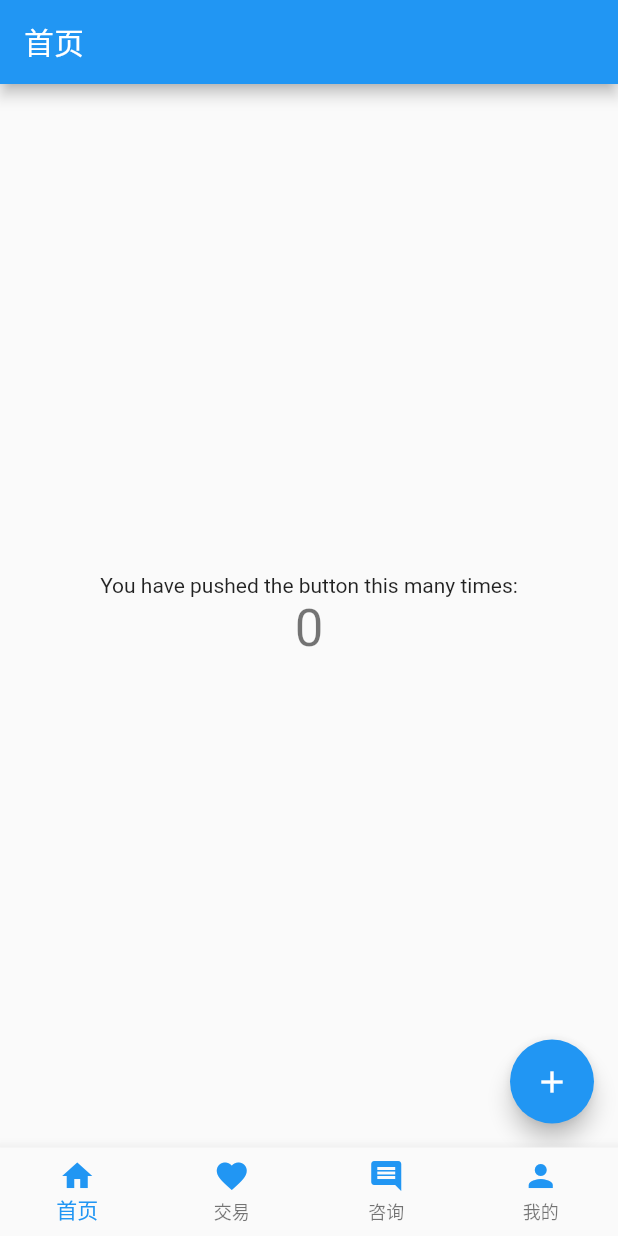
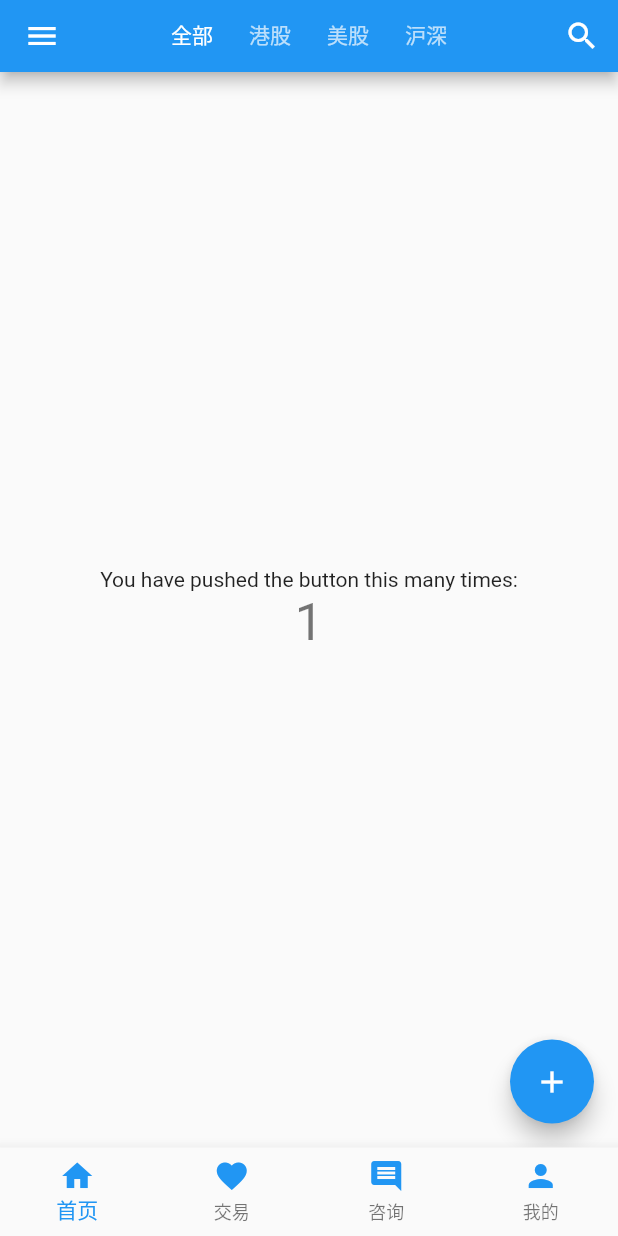
Before and after one commit to tianshaojie/flutter_practice, a Flutter app: the screen it shows after launch, on a phone screen of 412 x 824 dp. Run offline on Flutter 3.47's test engine with Material 2 defaults, Android fonts, the phone set to English and light mode, and no system bars.

Commit message:
home screen

```diff
--- a/lib/main/pages/main_home_screen.dart
+++ b/lib/main/pages/main_home_screen.dart
@@ -7,23 +7,37 @@ class HomeScreen extends StatefulWidget {
 
 class _HomeScreenState extends State<HomeScreen>
     with AutomaticKeepAliveClientMixin {
+
   @override
-  // TODO: implement wantKeepAlive
   bool get wantKeepAlive => true;
-
-  int _counter = 0;
-
-  void _incrementCounter() {
-    setState(() {
-      _counter++;
-    });
-  }
 
   @override
   Widget build(BuildContext context) {
-    return Scaffold(
-      appBar: AppBar(
-        title: Text('首页'),
+    return new DefaultTabController(
+        length: _allTabss.length,
+        child: new Scaffold(
+          appBar: PreferredSize(
+              child: new AppBar(
+                leading: new IconButton(
+                    icon: new Icon(
+                      Icons.menu,
+                      color: Colors.white,
+                    ),
+                    tooltip: 'Navigation Menu',
+                    onPressed: null),
+                centerTitle: true,
+                title: new TabLayout(),
+                actions: <Widget>[
+                  new IconButton(
+                      icon: new Icon(
+                        Icons.search,
+                        color: Colors.white,
+                      ),
+                      tooltip: 'Search',
+                      onPressed: null)
+                ],
+              ),
+              preferredSize: Size.fromHeight(48.0)
           ),
           body: new Center(
             child: new Column(
@@ -33,17 +47,68 @@ class _HomeScreenState extends State<HomeScreen>
                   'You have pushed the button this many times:',
                 ),
                 new Text(
-              '$_counter',
-              style: Theme.of(context).textTheme.display1,
+                  '1',
+                  style: Theme
+                      .of(context)
+                      .textTheme
+                      .display1,
                 ),
               ],
             ),
           ),
           floatingActionButton: new FloatingActionButton(
-        onPressed: _incrementCounter,
             tooltip: 'Increment',
             child: new Icon(Icons.add),
           ),
+        )
     );
   }
 }
+
+
+class Main extends StatelessWidget {
+  @override
+  Widget build(BuildContext context) {
+    return new DefaultTabController(
+        length: _allTabss.length,
+        child: new Scaffold(
+          appBar: PreferredSize(
+              child: new AppBar(
+                leading: new IconButton(
+                    icon: new Icon(
+                      Icons.menu,
+                      color: Colors.white,
+                    ),
+                    tooltip: 'Navigation Menu',
+                    onPressed: null),
+                centerTitle: true,
+                title: new TabLayout(),
+                actions: <Widget>[
+                  new IconButton(
+                      icon: new Icon(
+                        Icons.search,
+                        color: Colors.white,
+                      ),
+                      tooltip: 'Search',
+                      onPressed: null)
+                ],
+              ),
+              preferredSize: Size.fromHeight(48.0)
+          ),
+        ));
+  }
+}
+
+class TabLayout extends StatelessWidget {
+  @override
+  Widget build(BuildContext context) {
+    return new TabBar(
+      isScrollable: true,
+      labelPadding: EdgeInsets.all(12.0),
+      indicatorSize: TabBarIndicatorSize.label,
+      tabs: _allTabss.map((String name) => new Tab(text: name)).toList(),
+    );
+  }
+}
+
+final List<String> _allTabss = <String>['全部', '港股', '美股', '沪深'];
```
Also changed, not shown: lib/main.dart (+0 -55 lines), lib/main/widgets/custom_tab_controller.dart (added, +58 -0 lines). Lines whose indentation alone changed are shown as unchanged.
